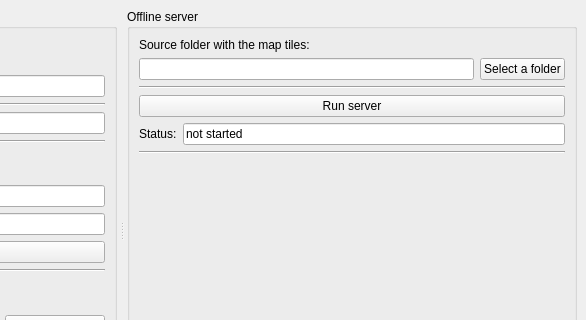
The window that src/mapDownloader.ui (bsaid/QOfflineMapServer) describes before a commit, drawn with Qt 5; both pictures show x 656 to 1242 and y 0 to 320 of the 1242 by 699 pixel window.
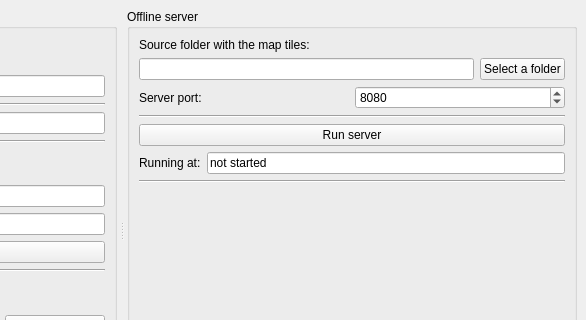
The same window after the commit.

```diff
--- a/src/mapDownloader.ui
+++ b/src/mapDownloader.ui
@@ -269,6 +269,27 @@
           </item>
          </layout>
         </item>
+        <item>
+         <layout class="QHBoxLayout" name="horizontalLayout">
+          <item>
+           <widget class="QLabel" name="label_15">
+            <property name="text">
+             <string>Server port:</string>
+            </property>
+           </widget>
+          </item>
+          <item>
+           <widget class="QSpinBox" name="serverPortSpinBox">
+            <property name="maximum">
+             <number>99999</number>
+            </property>
+            <property name="value">
+             <number>8080</number>
+            </property>
+           </widget>
+          </item>
+         </layout>
+        </item>
         <item>
          <widget class="Line" name="line_6">
           <property name="orientation">
@@ -288,7 +309,7 @@
           <item>
            <widget class="QLabel" name="label_13">
             <property name="text">
-             <string>Status:</string>
+             <string>Running at:</string>
             </property>
            </widget>
           </item>
```
Left out of the diff: 21 changed lines with no effect on the pictures.
